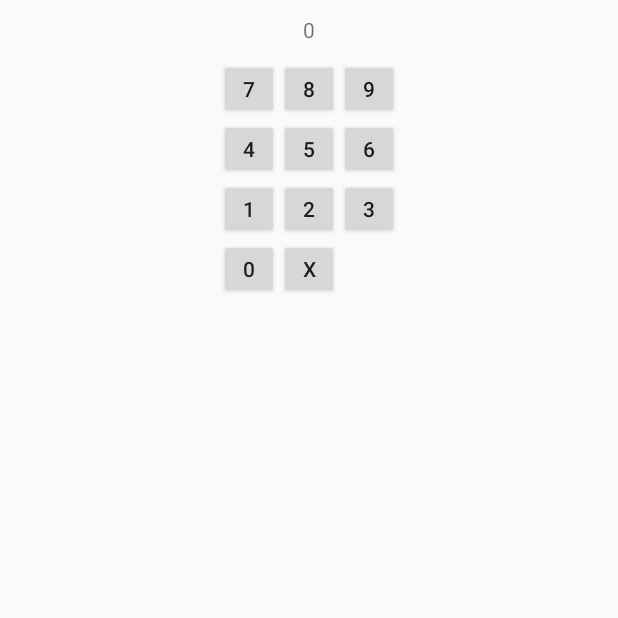
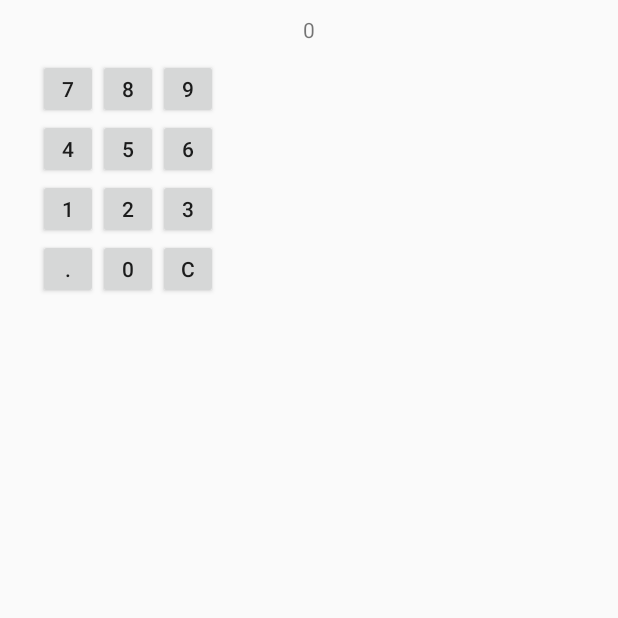
Before and after one commit to Adishar93/AS_Calculator, an Android app: the screen it shows after launch (MainActivity), on a phone screen of 412 x 824 dp, the top half of it. Run offline under Robolectric (Android 15) with nearby library versions, the phone set to English and light mode, and no system bars.

Commit message:
Added decimal system as well as long press clear screen option

```diff
--- a/app/src/main/java/com/example/ascalculator/MainActivity.kt
+++ b/app/src/main/java/com/example/ascalculator/MainActivity.kt
@@ -13,6 +13,8 @@ import kotlinx.android.synthetic.main.activity_main.*
 const val EXTRA_MESSAGE = "com.example.myfirstapp.MESSAGE"
 
 class MainActivity : AppCompatActivity() {
+    var decimalAllowed=true
+    var operationAllowed=true
 
     override fun onCreate(savedInstanceState: Bundle?) {
         super.onCreate(savedInstanceState)
@@ -38,11 +40,14 @@ class MainActivity : AppCompatActivity() {
         button2.setOnClickListener {updateCalculator("2")}
         val button3 = findViewById<Button>(R.id.bThree)
         button3.setOnClickListener {updateCalculator("3")}
+        val buttonDecimal=findViewById<Button>(R.id.bDecimal)
+        buttonDecimal.setOnClickListener { updateCalculator(".") }
         val button0 = findViewById<Button>(R.id.bZero)
         button0.setOnClickListener {updateCalculator("0")}
 
         val buttonBackspace = findViewById<Button>(R.id.bBackspace)
-        buttonBackspace.setOnClickListener {updateCalculator("X")}
+        buttonBackspace.setOnClickListener {updateCalculator("C")}
+        buttonBackspace.setOnLongClickListener { updateCalculator("CLEAR") }
 
 
     }
@@ -54,19 +59,42 @@ class MainActivity : AppCompatActivity() {
 //            Toast.LENGTH_SHORT).show()
     }
 
-    private fun updateCalculator(input:String) {
+    private fun updateCalculator(input:String): Boolean {
 
-        //BackSpace Button is Pressed
-        if(input=="X")
+        //C Button is Pressed
+        if(input=="C")
         {
             if(calcScreen.text.length==1&&calcScreen.text.toString()!="0")
             {
                 calcScreen.text="0"
             }
+            else if(calcScreen.text[calcScreen.length()-1]=='.')
+            {
+                calcScreen.text=calcScreen.text.toString().subSequence(0,calcScreen.text.length-1)
+                decimalAllowed=true
+            }
             else if(calcScreen.text.toString()!="0")
             {
                 calcScreen.text=calcScreen.text.toString().subSequence(0,calcScreen.text.length-1)
             }
+
+        }
+        //C button was long pressed
+        else if(input=="CLEAR")
+        {
+            calcScreen.text="0"
+            decimalAllowed=true
+            return true;
+        }
+        //Decimal Button Pressed
+        else if(input==".")
+        {
+            if(decimalAllowed&&Character.isDigit(calcScreen.text[calcScreen.length()-1]))
+            {
+                calcScreen.text = calcScreen.text.toString() + input
+                decimalAllowed=false;
+            }
+
         }
         // Number on Keypad is pressed
         else {
@@ -75,7 +103,8 @@ class MainActivity : AppCompatActivity() {
             } else {
                 calcScreen.text = calcScreen.text.toString() + input
             }
+
         }
-
+        return false;
     }
 }
--- a/app/src/main/res/layout/activity_main.xml
+++ b/app/src/main/res/layout/activity_main.xml
@@ -17,12 +17,12 @@
         />
 
     <GridLayout
+        android:id="@+id/gKeypad"
         android:layout_width="wrap_content"
         android:layout_height="wrap_content"
         android:layout_below="@+id/calcScreen"
         android:layout_marginTop="10dp"
-        android:layout_marginStart="20dp"
-        android:layout_centerHorizontal="true"
+        android:layout_marginStart="25dp"
         android:columnCount="3"
         >
         <Button
@@ -89,6 +89,13 @@
 
             />
         <Button
+            android:id="@+id/bDecimal"
+            android:layout_width="40dp"
+            android:layout_height="40dp"
+            android:text="."
+
+            />
+        <Button
             android:id="@+id/bZero"
             android:layout_width="40dp"
             android:layout_height="40dp"
@@ -100,10 +107,19 @@
             android:id="@+id/bBackspace"
             android:layout_width="40dp"
             android:layout_height="40dp"
-            android:text="X"
+            android:text="C"
 
             />
 
     </GridLayout>
 
+   <GridLayout
+       android:id="@+id/gOperations"
+       android:layout_height="wrap_content"
+       android:layout_width="wrap_content"
+       android:layout_below="@+id/calcScreen"
+       android:layout_toEndOf="@+id/gKeypad"
+       >
+   </GridLayout>
+
 </RelativeLayout>
```
